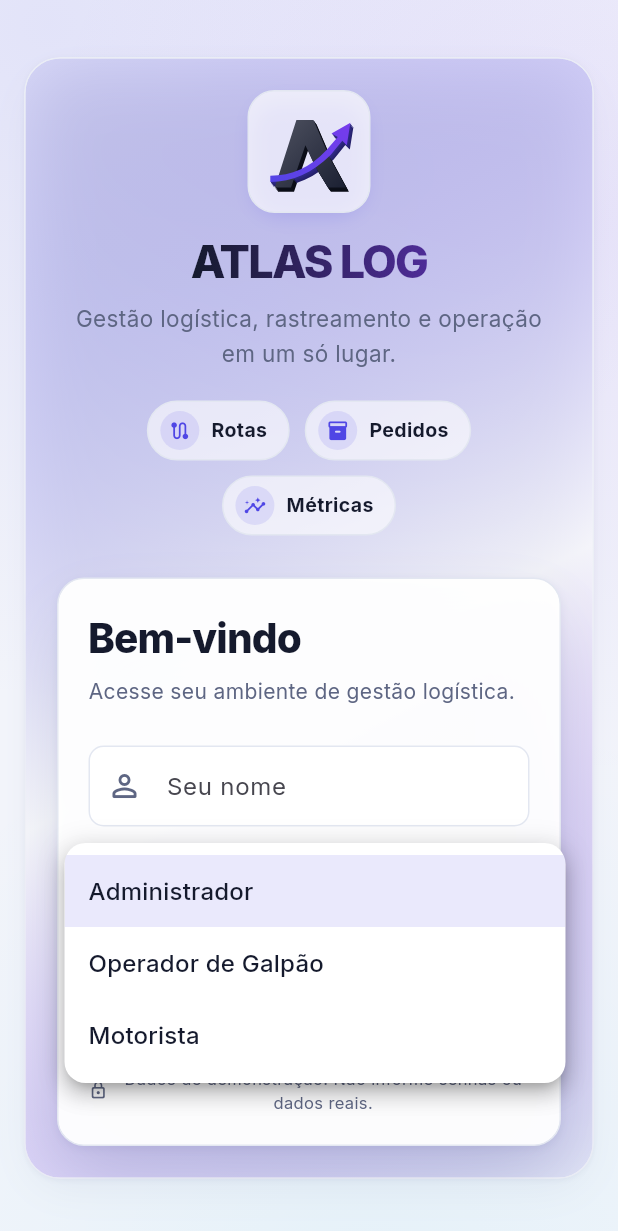
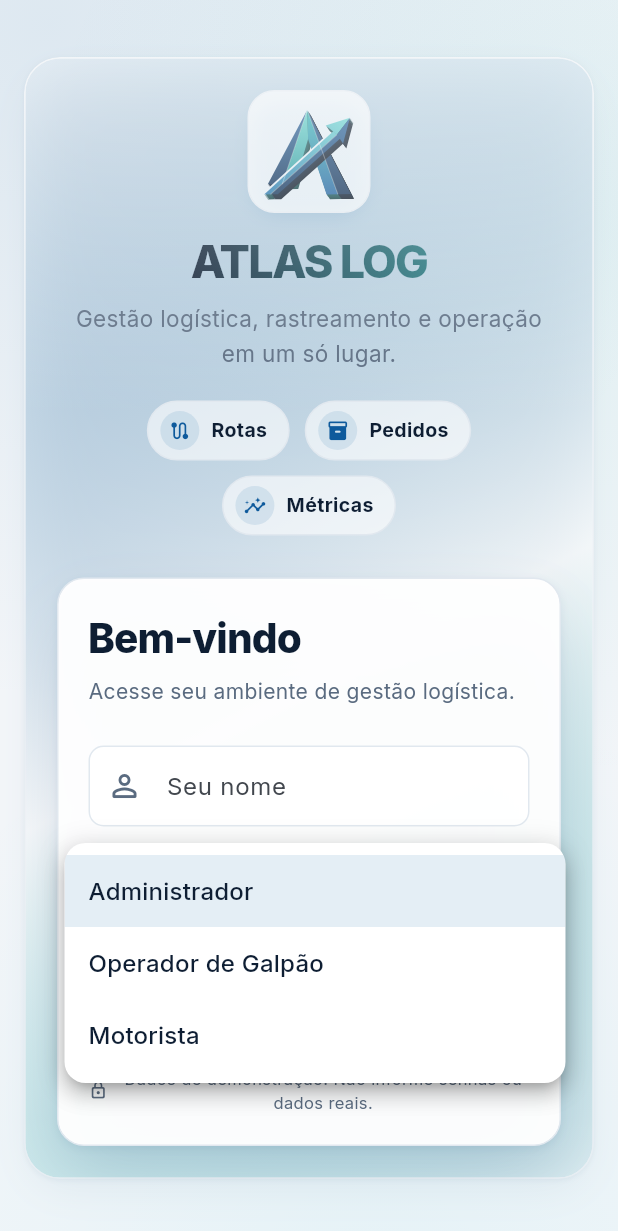
Before and after one commit to leohamil31/ATLAS-LOG-, a Flutter app: the screen it shows after launch, after a tap on "Administrador", on a phone screen of 412 x 824 dp. Shown: the top 1231 px of the screen. Run offline on Flutter 3.47's test engine with Material 3 defaults, Android fonts, the phone set to English and light mode, and no system bars; our stand-ins replace fl_chart, flutter_map, google_fonts, latlong2, pdf, printing and 4 more; missing offline and left inert: dart:js_interop.

Commit message:
feat(brand): marca nova, paleta azul/verde-água e reflexo Expo Glass
Contribuição da rodada de design (Claude Designer):
- AtlasLogo3D: "A" lapidado com recorte onde a flecha cruza, entrada
  girando em Y, reflexo de luz e balanço opcional (sway).
- Paleta: marinho #0E3A6B, azul #1F6FA8, verde-água #2BB3B1 nos temas
  claro e escuro (sai o violeta).
- Glass: reflexo especular no topo somado ao blur e à borda clara.
- Web: favicon, ícones PWA, atlas-logo.svg e theme_color com a marca.

Ajuste ao integrar: _Splash mantido como const (prefer_const_constructors,
exigido pelo flutter analyze do CI).

Co-Authored-By: Claude Opus 5.5 <noreply@anthropic.com>
Claude-Session: https://claude.ai/code/session_01AwohfrEUaJBhqZrCmLq3iE

```diff
--- a/lib/core/theme.dart
+++ b/lib/core/theme.dart
@@ -87,37 +87,37 @@ class AtlasColors extends ThemeExtension<AtlasColors> {
 
   static const lightPalette = AtlasColors(
     dark: false,
-    bg: Color(0xFFF3F5FB),
+    bg: Color(0xFFF3F6F9),
     surface: Color(0xFFFFFFFF),
     card: Color(0xFFFFFFFF),
-    border: Color(0xFFE3E7F1),
-    text: Color(0xFF151A2D),
-    muted: Color(0xFF5E6683),
-    accent: Color(0xFF4F46E5),
-    accent2: Color(0xFF4F46E5),
-    accent3: Color(0xFF7C3AED),
+    border: Color(0xFFE1E8EF),
+    text: Color(0xFF0E1E33),
+    muted: Color(0xFF5A6B80),
+    accent: Color(0xFF0E5A9C),
+    accent2: Color(0xFF1F6FA8),
+    accent3: Color(0xFF2BB3B1),
     success: Color(0xFF0F8A5F),
     warning: Color(0xFFB45309),
     danger: Color(0xFFC0262D),
     glass: Color(0xC7FFFFFF), // ~78%
-    shadow: Color(0xFF283373),
+    shadow: Color(0xFF0E3A6B),
   );
 
   static const darkPalette = AtlasColors(
     dark: true,
-    bg: Color(0xFF080B18),
-    surface: Color(0xFF111631),
-    card: Color(0xFF141A38),
-    border: Color(0xFF252D55),
-    text: Color(0xFFF1F3FF),
-    muted: Color(0xFF9AA3C7),
-    accent: Color(0xFF8B93FF),
-    accent2: Color(0xFF6366F1),
-    accent3: Color(0xFF9F55F5),
+    bg: Color(0xFF06111E),
+    surface: Color(0xFF0C1C2E),
+    card: Color(0xFF0F2236),
+    border: Color(0xFF1C3550),
+    text: Color(0xFFEEF4FA),
+    muted: Color(0xFF8FA6BF),
+    accent: Color(0xFF6FD3CB),
+    accent2: Color(0xFF2B7BC0),
+    accent3: Color(0xFF2BB3B1),
     success: Color(0xFF34D399),
     warning: Color(0xFFFBBF24),
     danger: Color(0xFFF87171),
-    glass: Color(0xA6141A38), // ~65%
+    glass: Color(0xA60F2236), // ~65%
     shadow: Color(0xFF000000),
   );
 
@@ -534,7 +534,7 @@ ThemeData buildTheme({required bool dark, bool webFonts = true}) {
     tooltipTheme: TooltipThemeData(
       waitDuration: const Duration(milliseconds: 350),
       decoration: BoxDecoration(
-        color: dark ? const Color(0xFF242B52) : const Color(0xFF151A2D),
+        color: dark ? const Color(0xFF1C3550) : const Color(0xFF0E1E33),
         borderRadius: BorderRadius.circular(AtlasRadius.xs),
       ),
       textStyle: const TextStyle(
@@ -546,7 +546,7 @@ ThemeData buildTheme({required bool dark, bool webFonts = true}) {
     snackBarTheme: SnackBarThemeData(
       behavior: SnackBarBehavior.floating,
       elevation: 0,
-      backgroundColor: dark ? const Color(0xFF1B2247) : const Color(0xFF151A2D),
+      backgroundColor: dark ? const Color(0xFF15304A) : const Color(0xFF0E1E33),
       contentTextStyle: const TextStyle(
         color: Colors.white,
         fontWeight: FontWeight.w600,
--- a/lib/design/design_gallery.dart
+++ b/lib/design/design_gallery.dart
@@ -108,7 +108,7 @@ class _DesignGalleryPageState extends State<DesignGalleryPage> {
                 runSpacing: 20,
                 crossAxisAlignment: WrapCrossAlignment.center,
                 children: [
-                  AtlasLogo3D(size: 120),
+                  AtlasLogo3D(size: 120, sway: true),
                   AtlasLogo3D(size: 64),
                   AtlasLogo3D(size: 36, showWordmark: true),
                   AtlasLogo3D(size: 24, extrude: false),
--- a/lib/main.dart
+++ b/lib/main.dart
@@ -251,7 +251,7 @@ class _LoginPageState extends State<_LoginPage> {
           border: Border.all(color: colors.border),
           boxShadow: AtlasShadows.glow(colors.accent2, strength: 0.6),
         ),
-        child: AtlasLogo3D(size: mobile ? 60 : 76),
+        child: AtlasLogo3D(size: mobile ? 60 : 76, sway: true),
       ),
       SizedBox(height: mobile ? 16 : 22),
       ShaderMask(
@@ -440,7 +440,7 @@ class _Splash extends StatelessWidget {
       child: Column(
         mainAxisSize: MainAxisSize.min,
         children: [
-          FadeSlideIn(scale: 0.9, child: AtlasLogo3D(size: 64)),
+          FadeSlideIn(scale: 0.9, child: AtlasLogo3D(size: 64, sway: true)),
           SizedBox(height: 22),
           SizedBox(
             width: 120,
--- a/lib/widgets/atlas_logo_3d.dart
+++ b/lib/widgets/atlas_logo_3d.dart
@@ -5,13 +5,20 @@ import 'package:flutter/material.dart';
 import '../core/theme.dart';
 import 'depth.dart';
 
-/// Marca ATLAS em "3D" desenhada em Canvas (sem assets, nítida em qualquer
-/// tamanho):
-/// * extrusão — a forma é repetida em camadas deslocadas para baixo-direita,
-///   escurecendo, como a lateral de uma peça sólida;
-/// * face frontal iluminada por gradiente (luz de cima-esquerda, AtlasLight);
-/// * faixa de brilho que varre a peça ao aparecer e no hover;
+/// Marca ATLAS LOG em 3D, desenhada em Canvas (sem assets, nítida em
+/// qualquer tamanho).
+///
+/// Desenho: um "A" lapidado — cada perna tem duas faces (uma escura, uma
+/// clara) — atravessado por uma flecha que sobe para a direita. Onde a flecha
+/// cruza o "A" há um recorte real (BlendMode.clear), então o fundo aparece.
+///
+/// Movimento:
+/// * entrada: a marca gira em Y e cresce até o lugar;
+/// * reflexo de luz que varre a peça ao aparecer e no hover;
+/// * [sway]: balanço lento contínuo (use só em telas de destaque);
 /// * inclinação pelo ponteiro (Tilt3D) a partir de 56 px.
+///
+/// Tudo respeita "reduzir movimento" (AtlasMotion / context.reduceMotion).
 class AtlasLogo3D extends StatefulWidget {
   const AtlasLogo3D({
     super.key,
@@ -19,35 +26,62 @@ class AtlasLogo3D extends StatefulWidget {
     this.showWordmark = false,
     this.extrude = true,
     this.interactive = true,
+    this.sway = false,
   });
 
   final double size;
   final bool showWordmark;
 
-  /// Desenha as camadas de extrusão (desligue em tamanhos muito pequenos).
+  /// Desenha as camadas de extrusão (desligado automaticamente < 28 px).
   final bool extrude;
 
   /// Tilt pelo ponteiro + brilho no hover.
   final bool interactive;
+
+  /// Balanço lento e contínuo em Y (login, splash, galeria).
+  final bool sway;
 
   @override
   State<AtlasLogo3D> createState() => _AtlasLogo3DState();
 }
 
 class _AtlasLogo3DState extends State<AtlasLogo3D>
-    with SingleTickerProviderStateMixin {
+    with TickerProviderStateMixin {
+  late final AnimationController _intro = AnimationController(
+    vsync: this,
+    duration: const Duration(milliseconds: 1100),
+  );
   late final AnimationController _sheen = AnimationController(
     vsync: this,
     duration: const Duration(milliseconds: 1400),
+  );
+  late final AnimationController _sway = AnimationController(
+    vsync: this,
+    duration: const Duration(seconds: 10),
   );
   bool _started = false;
 
   @override
   void didChangeDependencies() {
     super.didChangeDependencies();
-    if (_started || context.reduceMotion) return;
+    if (_started) return;
     _started = true;
-    _sheen.forward(from: 0);
+    if (context.reduceMotion) {
+      _intro.value = 1;
+      return;
+    }
+    _intro.forward().whenComplete(() {
+      if (!mounted) return;
+      _sheen.forward(from: 0);
+      if (widget.sway) _sway.repeat();
+    });
+  }
+
+  @override
+  void didUpdateWidget(AtlasLogo3D old) {
+    super.didUpdateWidget(old);
+    if (widget.sway == old.sway || context.reduceMotion) return;
+    widget.sway ? _sway.repeat() : _sway.stop();
   }
 
   void _replay() {
@@ -59,47 +93,56 @@ class _AtlasLogo3DState extends State<AtlasLogo3D>
 
   @override
   void dispose() {
+    _intro.dispose();
     _sheen.dispose();
+    _sway.dispose();
     super.dispose();
   }
 
   @override
   Widget build(BuildContext context) {
     final colors = context.ac;
-    Widget mark = MouseRegion(
-      onEnter: (_) => _replay(),
-      child: Semantics(
-        label: 'Logo ATLAS LOG',
-        image: true,
-        child: SizedBox.square(
-          dimension: widget.size,
-          child: RepaintBoundary(
-            child: CustomPaint(
-              painter: _AtlasMarkPainter(
-                primary: colors.text,
-                accent: colors.accent2,
-                accent2: colors.accent3,
-                dark: colors.dark,
-                extrude: widget.extrude && widget.size >= 28,
-                sheen: _sheen,
-              ),
-            ),
-          ),
-        ),
+    final size = widget.size;
+
+    final painter = CustomPaint(
+      painter: _AtlasMarkPainter(
+        dark: colors.dark,
+        extrude: widget.extrude && size >= 28,
+        sheen: _sheen,
       ),
     );
 
-    if (widget.interactive && widget.size >= 56) {
-      mark = Tilt3D(
-        maxTilt: 0.22,
-        hoverScale: 1.04,
-        glare: false,
-        child: mark,
-      );
+    Widget mark = AnimatedBuilder(
+      animation: Listenable.merge([_intro, _sway]),
+      child: RepaintBoundary(child: SizedBox.square(dimension: size, child: painter)),
+      builder: (context, child) {
+        final t = Curves.easeOutCubic.transform(_intro.value);
+        final swayAngle = widget.sway
+            ? math.sin(_sway.value * 2 * math.pi) * 0.32
+            : 0.0;
+        final m = Matrix4.identity()
+          ..setEntry(3, 2, 0.0015)
+          ..rotateY(-2.4 * (1 - t) + swayAngle)
+          ..rotateX(0.35 * (1 - t))
+          ..scaleByDouble(0.5 + 0.5 * t, 0.5 + 0.5 * t, 1, 1);
+        return Opacity(
+          opacity: (t * 1.6).clamp(0.0, 1.0),
+          child: Transform(alignment: Alignment.center, transform: m, child: child),
+        );
+      },
+    );
+
+    mark = MouseRegion(
+      onEnter: (_) => _replay(),
+      child: Semantics(label: 'Logo ATLAS LOG', image: true, child: mark),
+    );
+
+    if (widget.interactive && size >= 56) {
+      mark = Tilt3D(maxTilt: 0.26, hoverScale: 1.04, glare: false, child: mark);
     }
 
     if (!widget.showWordmark) return mark;
-    final size = widget.size;
+    final brand = colors.dark ? Colors.white : const Color(0xFF0E3A6B);
     return Row(
       mainAxisSize: MainAxisSize.min,
       children: [
@@ -109,23 +152,30 @@ class _AtlasLogo3DState extends State<AtlasLogo3D>
           mainAxisSize: MainAxisSize.min,
           crossAxisAlignment: CrossAxisAlignment.start,
           children: [
-            Text(
-              'ATLAS LOG',
+            Text.rich(
+              TextSpan(
+                children: [
+                  TextSpan(text: 'ATLAS', style: TextStyle(color: brand)),
+                  const TextSpan(
+                    text: ' LOG',
+                    style: TextStyle(color: Color(0xFF2BB3B1)),
+                  ),
+                ],
+              ),
               style: TextStyle(
-                color: colors.text,
-                fontSize: size * 0.36,
+                fontSize: size * 0.38,
                 fontWeight: FontWeight.w800,
                 letterSpacing: -0.2,
                 height: 1.1,
               ),
             ),
             Text(
-              'GESTÃO LOGÍSTICA',
+              'CONNECTING THE WORLD',
               style: TextStyle(
                 color: colors.muted,
-                fontSize: size * 0.16,
+                fontSize: size * 0.15,
                 fontWeight: FontWeight.w700,
-                letterSpacing: 1.1,
+                letterSpacing: 1.0,
               ),
             ),
           ],
@@ -135,138 +185,165 @@ class _AtlasLogo3DState extends State<AtlasLogo3D>
   }
 }
 
+/// Faces da marca no quadrado 100×100.
+abstract final class _Mark {
+  static const leftOuter = [Offset(48, 4), Offset(4, 86), Offset(20, 86)];
+  static const leftInner = [
+    Offset(48, 4),
+    Offset(20, 86),
+    Offset(34, 86),
+    Offset(49, 36),
+  ];
+  static const rightInner = [
+    Offset(48, 4),
+    Offset(49, 36),
+    Offset(70, 98),
+    Offset(83, 98),
+  ];
+  static const rightOuter = [Offset(48, 4), Offset(83, 98), Offset(98, 98)];
+  static const shaftTop = [
+    Offset(0, 97),
+    Offset(78, 27),
+    Offset(82, 31),
+    Offset(7, 97),
+  ];
+  static const shaftBottom = [
+    Offset(7, 97),
+    Offset(82, 31),
+    Offset(86, 35),
+    Offset(15, 97),
+  ];
+  static const headTop = [Offset(97, 12), Offset(69, 21), Offset(82, 31)];
+  static const headBottom = [Offset(97, 12), Offset(82, 31), Offset(89, 41)];
+  static const arrowOutline = [
+    Offset(0, 97),
+    Offset(78, 27),
+    Offset(69, 21),
+    Offset(97, 12),
+    Offset(89, 41),
+    Offset(86, 35),
+    Offset(15, 97),
+  ];
+}
+
 class _AtlasMarkPainter extends CustomPainter {
   _AtlasMarkPainter({
-    required this.primary,
-    required this.accent,
-    required this.accent2,
     required this.dark,
     required this.extrude,
     required this.sheen,
   }) : super(repaint: sheen);
 
-  final Color primary;
-  final Color accent;
-  final Color accent2;
   final bool dark;
   final bool extrude;
   final Animation<double> sheen;
 
-  /// Monta as duas peças da marca (corpo "A" e seta) no quadrado [size].
-  (Path body, Path arrow) _paths(Size size) {
-    final unit = size.shortestSide;
-    final offset = Offset((size.width - unit) / 2, (size.height - unit) / 2);
-    final scale = unit / 100;
-    Offset p(double x, double y) =>
-        Offset(offset.dx + x * scale, offset.dy + y * scale);
-
-    final leftLeg = Path()
-      ..moveTo(p(12, 90).dx, p(12, 90).dy)
-      ..lineTo(p(36, 15).dx, p(36, 15).dy)
-      ..lineTo(p(55, 15).dx, p(55, 15).dy)
-      ..lineTo(p(73, 57).dx, p(73, 57).dy)
-      ..lineTo(p(57, 67).dx, p(57, 67).dy)
-      ..lineTo(p(46, 43).dx, p(46, 43).dy)
-      ..lineTo(p(30, 90).dx, p(30, 90).dy)
-      ..close();
-    final rightLeg = Path()
-      ..moveTo(p(57, 67).dx, p(57, 67).dy)
-      ..lineTo(p(73, 57).dx, p(73, 57).dy)
-      ..lineTo(p(91, 90).dx, p(91, 90).dy)
-      ..lineTo(p(71, 90).dx, p(71, 90).dy)
-      ..close();
-    final body = Path()
-      ..addPath(leftLeg, Offset.zero)
-      ..addPath(rightLeg, Offset.zero);
-
-    final arrow = Path()
-      ..moveTo(p(7, 77).dx, p(7, 77).dy)
-      ..cubicTo(
-        p(31, 77).dx,
-        p(31, 77).dy,
-        p(51, 68).dx,
-        p(51, 68).dy,
-        p(69, 49).dx,
-        p(69, 49).dy,
-      )
-      ..lineTo(p(82, 34).dx, p(82, 34).dy)
-      ..lineTo(p(75, 30).dx, p(75, 30).dy)
-      ..lineTo(p(96, 18).dx, p(96, 18).dy)
-      ..lineTo(p(92, 43).dx, p(92, 43).dy)
-      ..lineTo(p(87, 38).dx, p(87, 38).dy)
-      ..lineTo(p(74, 54).dx, p(74, 54).dy)
-      ..cubicTo(
-        p(54, 74).dx,
-        p(54, 74).dy,
-        p(31, 84).dx,
-        p(31, 84).dy,
-        p(7, 84).dx,
-        p(7, 84).dy,
-      )
-      ..close();
-    return (body, arrow);
-  }
+  // Paleta da marca. No escuro, os azuis profundos clareiam para manter
+  // contraste com o fundo.
+  Color get _navyTop => dark ? const Color(0xFF3A82C8) : const Color(0xFF1C5C99);
+  Color get _navyBottom =>
+      dark ? const Color(0xFF1C5C99) : const Color(0xFF0A2A4F);
+  static const _tealTop = Color(0xFF5FD0C8);
+  static const _tealBottom = Color(0xFF1A8790);
+  static const _teal = Color(0xFF2BB3B1);
+  static const _blue = Color(0xFF1E5F9E);
 
   @override
   void paint(Canvas canvas, Size size) {
-    final (body, arrow) = _paths(size);
-    final rect = Offset.zero & size;
+    final unit = size.shortestSide;
+    final origin = Offset(
+      (size.width - unit) / 2,
+      (size.height - unit) / 2,
+    );
+    final scale = unit / 100;
+    Path poly(List<Offset> pts) =>
+        Path()..addPolygon([for (final p in pts) origin + p * scale], true);
 
-    // 1. Extrusão: camadas deslocadas na direção oposta à luz.
-    if (extrude) {
-      final layers = math.max(3, (size.shortestSide * 0.07).round());
-      final step = size.shortestSide * 0.012;
-      final bodySide = AtlasLight.edge(primary);
-      final arrowSide = AtlasLight.edge(accent);
+    final rect = origin & Size.square(unit);
+    Paint grad(List<Color> c, {bool diagonal = false}) => Paint()
+      ..shader = LinearGradient(
+        begin: diagonal ? Alignment.bottomLeft : Alignment.topCenter,
+        end: diagonal ? Alignment.topRight : Alignment.bottomCenter,
+        colors: c,
+      ).createShader(rect);
+
+    final legsNavy = [poly(_Mark.leftOuter), poly(_Mark.rightOuter)];
+    final legsLight = [poly(_Mark.leftInner), poly(_Mark.rightInner)];
+    final arrowNavy = [poly(_Mark.shaftBottom), poly(_Mark.headBottom)];
+    final arrowLight = [poly(_Mark.shaftTop), poly(_Mark.headTop)];
+
+    void extrusion(List<Path> navy, List<Path> light) {
+      if (!extrude) return;
+      final layers = math.max(4, (unit * 0.09).round());
+      final step = unit * 0.011;
       for (var i = layers; i >= 1; i--) {
-        final t = i / layers;
+        final k = i / layers;
         final o = Offset(step * i * 0.7, step * i);
-        canvas
-          ..drawPath(
-            body.shift(o),
-            Paint()..color = AtlasLight.shade(bodySide, -0.25 * t),
-          )
-          ..drawPath(
-            arrow.shift(o),
-            Paint()..color = AtlasLight.shade(arrowSide, -0.25 * t),
-          );
+        final navyEdge = AtlasLight.shade(AtlasLight.edge(_navyBottom), -0.3 * k);
+        final lightEdge = AtlasLight.shade(AtlasLight.edge(_tealBottom), -0.3 * k);
+        for (final p in navy) {
+          canvas.drawPath(p.shift(o), Paint()..color = navyEdge);
+        }
+        for (final p in light) {
+          canvas.drawPath(p.shift(o), Paint()..color = lightEdge);
+        }
       }
     }
 
-    // 2. Faces frontais com gradiente de iluminação.
+    canvas.saveLayer(rect.inflate(unit * 0.2), Paint());
+
+    // 1. "A" (extrusão + faces).
+    extrusion(legsNavy, legsLight);
     canvas
+      ..drawPath(legsNavy[0], grad([_navyTop, _navyBottom]))
+      ..drawPath(legsLight[0], grad([_tealTop, _tealBottom]))
+      ..drawPath(legsLight[1], grad([_teal, _blue]))
       ..drawPath(
-        body,
-        Paint()
-          ..shader = LinearGradient(
-            begin: Alignment.topLeft,
-            end: Alignment.bottomRight,
-            colors: dark
-                ? [Colors.white, AtlasLight.shade(primary, -0.18)]
-                : [AtlasLight.shade(primary, 0.28), primary],
-          ).createShader(rect),
-      )
-      ..drawPath(
-        arrow,
-        Paint()
-          ..shader = LinearGradient(
-            begin: Alignment.bottomLeft,
-            end: Alignment.topRight,
-            colors: [accent, accent2],
-          ).createShader(rect),
+        legsNavy[1],
+        grad([AtlasLight.shade(_navyTop, -0.1), AtlasLight.shade(_navyBottom, 0.02)]),
       );
 
-    // 3. Varredura de brilho, recortada ao formato da marca.
+    // 2. Recorte em volta da flecha: abre um respiro real no "A".
+    canvas.drawPath(
+      poly(_Mark.arrowOutline),
+      Paint()
+        ..blendMode = BlendMode.clear
+        ..style = PaintingStyle.stroke
+        ..strokeWidth = 4 * scale
+        ..strokeJoin = StrokeJoin.round,
+    );
+
+    // 3. Flecha (extrusão + faces).
+    extrusion(arrowNavy, arrowLight);
+    final arrowLit = grad([const Color(0xFF1F6FA8), const Color(0xFF6ADAD0)], diagonal: true);
+    final arrowShade = grad([_navyBottom, _navyTop], diagonal: true);
+    for (final p in arrowLight) {
+      canvas.drawPath(p, arrowLit);
+    }
+    for (final p in arrowNavy) {
+      canvas.drawPath(p, arrowShade);
+    }
+
+    // 4. Arestas de luz (lapidação).
+    final ridge = Paint()
+      ..color = Colors.white.withValues(alpha: dark ? 0.22 : 0.35)
+      ..style = PaintingStyle.stroke
+      ..strokeWidth = math.max(0.6, 0.5 * scale);
+    canvas
+      ..drawLine(origin + const Offset(48, 4) * scale, origin + const Offset(20, 86) * scale, ridge)
+      ..drawLine(origin + const Offset(48, 4) * scale, origin + const Offset(83, 98) * scale, ridge)
+      ..drawLine(origin + const Offset(7, 97) * scale, origin + const Offset(82, 31) * scale, ridge);
+
+    // 5. Varredura de brilho, recortada à marca.
     final t = sheen.value;
     if (t > 0 && t < 1) {
+      final all = Path();
+      for (final p in [...legsNavy, ...legsLight, ...arrowNavy, ...arrowLight]) {
+        all.addPath(p, Offset.zero);
+      }
       final x = -0.6 + 2.2 * Curves.easeInOut.transform(t);
       canvas
         ..save()
-        ..clipPath(
-          Path()
-            ..addPath(body, Offset.zero)
-            ..addPath(arrow, Offset.zero),
-        )
+        ..clipPath(all)
         ..drawRect(
           rect,
           Paint()
@@ -275,7 +352,7 @@ class _AtlasMarkPainter extends CustomPainter {
               end: Alignment(-1 + x * 2 + 0.5, 1),
               colors: [
                 Colors.white.withValues(alpha: 0),
-                Colors.white.withValues(alpha: 0.55),
+                Colors.white.withValues(alpha: 0.6),
                 Colors.white.withValues(alpha: 0),
               ],
               stops: const [0.3, 0.5, 0.7],
@@ -283,13 +360,11 @@ class _AtlasMarkPainter extends CustomPainter {
         )
         ..restore();
     }
+
+    canvas.restore();
   }
 
   @override
   bool shouldRepaint(covariant _AtlasMarkPainter old) =>
-      old.primary != primary ||
-      old.accent != accent ||
-      old.accent2 != accent2 ||
-      old.dark != dark ||
-      old.extrude != extrude;
+      old.dark != dark || old.extrude != extrude;
 }
--- a/lib/widgets/common.dart
+++ b/lib/widgets/common.dart
@@ -83,6 +83,24 @@ class Glass extends StatelessWidget {
         ),
         child: Padding(padding: padding ?? EdgeInsets.zero, child: child),
       ),
+    );
+
+    // Expo Glass: reflexo especular no topo da superfície.
+    surface = DecoratedBox(
+      position: DecorationPosition.foreground,
+      decoration: BoxDecoration(
+        borderRadius: shape,
+        gradient: LinearGradient(
+          begin: Alignment.topCenter,
+          end: Alignment.bottomCenter,
+          colors: [
+            Colors.white.withValues(alpha: ac.dark ? 0.10 : 0.45),
+            Colors.white.withValues(alpha: 0),
+          ],
+          stops: const [0, 0.32],
+        ),
+      ),
+      child: surface,
     );
 
     if (blur > 0) {
```
Also changed, not shown: design-tokens.json (+41 -28 lines), 9 other files.
